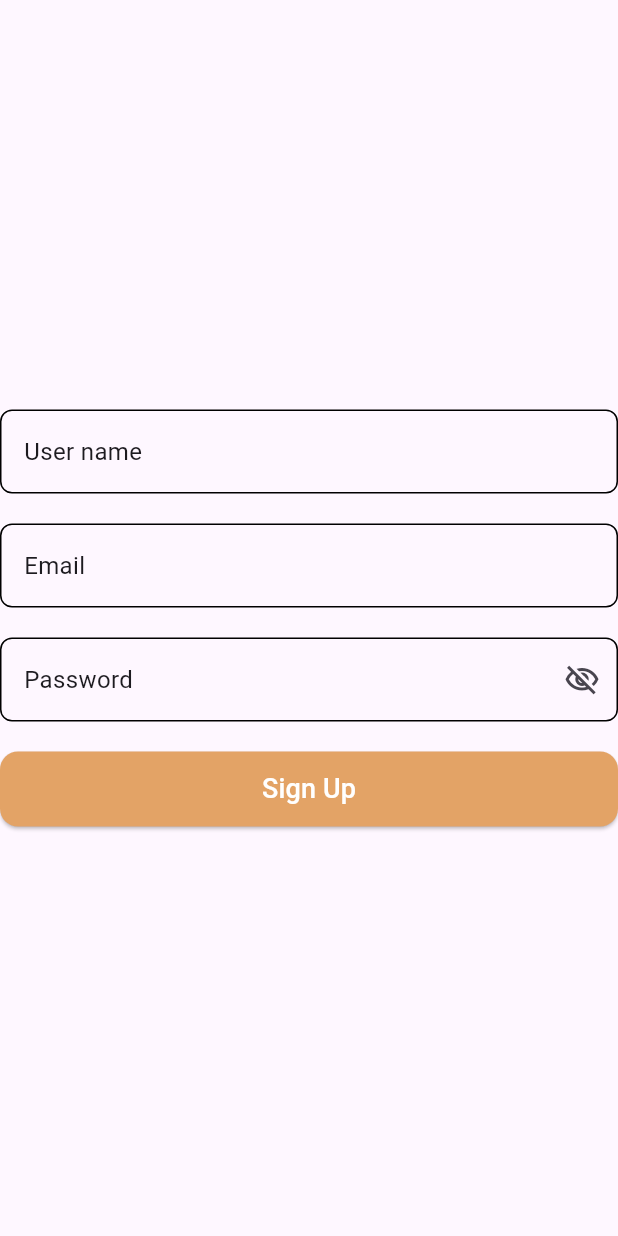
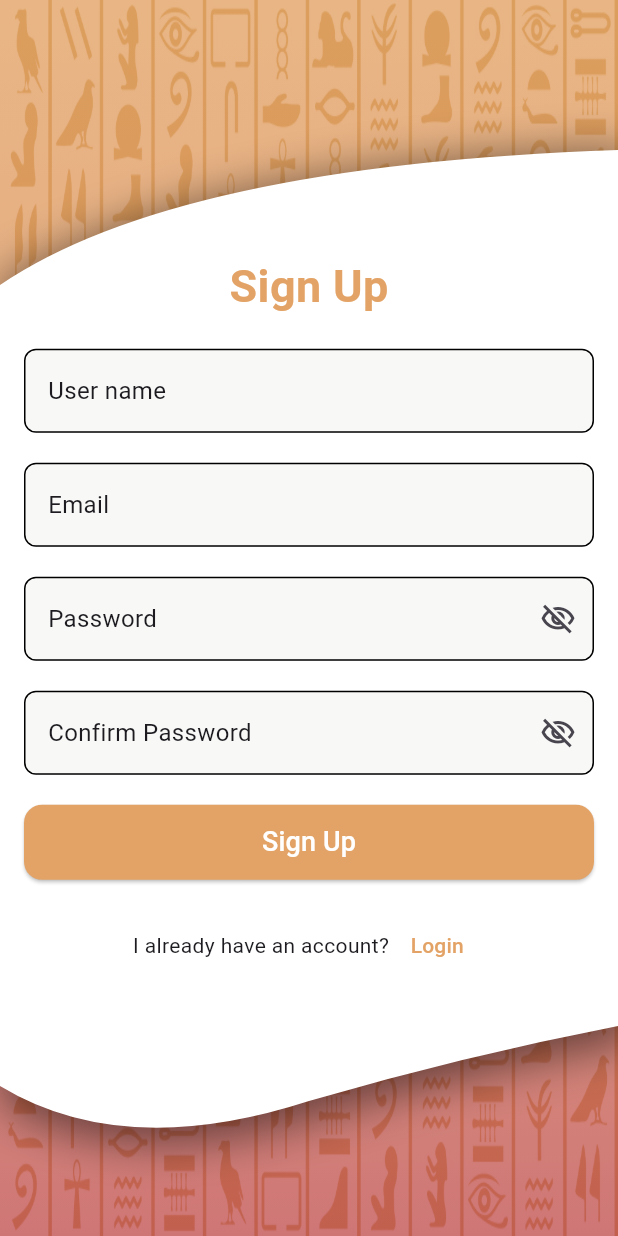
Before and after one commit to hebasalhien/explore-egypt, a Flutter app: the screen it shows after launch, after a tap on "Login", after a tap on "Sign up", on a phone screen of 412 x 824 dp. Run offline on Flutter 3.47's test engine with Material 3 defaults, Android fonts, the light colour scheme and no system bars; our stand-ins replace dio, flutter_bloc, flutter_secure_storage, pretty_dio_logger.

Commit message:
auth ui finished

```diff
--- /dev/null
+++ b/devtools_options.yaml
@@ -0,0 +1,3 @@
+description: This file stores settings for Dart & Flutter DevTools.
+documentation: https://docs.flutter.dev/tools/devtools/extensions#configure-extension-enablement-states
+extensions:
--- a/lib/utils/constants.dart
+++ b/lib/utils/constants.dart
@@ -5,7 +5,7 @@ class AppConstants {
   //colors
   static const Color kPrimaryColor = Color(0xFFE3A366);
   static const Color kPrimaryVariant = Color(0xFFDC9262);
-    static const Color kSecondary = Color(0xFFDC9262);
-
+  static const Color kSecondary = Color(0xFFC25454);
+  static const Color kErrorColor = Color(0xFFB00020);
   static const String bgImage = 'assets/images/bg.png';
 }
--- a/lib/utils/validators.dart
+++ b/lib/utils/validators.dart
@@ -25,7 +25,17 @@ class Validators {
     return null;
   }
 
-    static String? validateName(String? value) {
+  static String? validatePassConfirm(String? value, String Password) {
+    if (value == null || value.isEmpty) {
+      return 'Please confirm your password';
+    }
+    if (value != Password) {
+      return 'Passwords do not match';
+    }
+    return null;
+  }
+
+  static String? validateName(String? value) {
     if (value == null || value.isEmpty) {
       return 'Name is required';
     }
--- a/lib/views/auth/login_page.dart
+++ b/lib/views/auth/login_page.dart
@@ -24,10 +24,18 @@ class _LoginPageState extends State<LoginPage> {
   TextEditingController passController = TextEditingController();
 
   GlobalKey<FormState> formKey = GlobalKey();
+  @override
+  void dispose() {
+    super.dispose();
+    emailController.dispose();
+    passController.dispose();
+  }
 
   @override
   Widget build(BuildContext context) {
     return Scaffold(
+      backgroundColor: Colors.transparent,
+      resizeToAvoidBottomInset: false,
       body: BlocConsumer<AuthCubit, AuthState>(
         listener: (context, state) {
           if (state is AuthSuccess) {
@@ -46,14 +54,17 @@ class _LoginPageState extends State<LoginPage> {
             children: [
               BackGround(),
 
-              CustomWaveShape(
+              CustomWaveShape(),
+               SingleChildScrollView(
+                 child: Padding(
+                   padding: const EdgeInsets.symmetric(horizontal: 16),
                    child: Form(
                      key: formKey,
-                  child: Padding(
-                    padding: const EdgeInsets.symmetric(horizontal: 16),
+                     child: SizedBox(
+                      height: MediaQuery.sizeOf(context).height,
                        child: Column(
                           mainAxisAlignment: MainAxisAlignment.center,
-                      spacing: 40,
+                          spacing: 20,
                           children: [
                             Text(
                               'Login',
@@ -69,6 +80,22 @@ class _LoginPageState extends State<LoginPage> {
                               label: 'Email',
                             ),
                             CustomPasswordTextField(controller: passController),
+                            Row(
+                              mainAxisAlignment: MainAxisAlignment.end,
+
+                              children: [
+                                TextButton(
+                                  onPressed: () {},
+                                  child: Text(
+                                    'Forget Password?',
+                                    style: TextStyle(
+                                      fontSize: 14,
+                                      color: Colors.grey,
+                                    ),
+                                  ),
+                                ),
+                              ],
+                            ),
                             CustomButton(
                               onPressed: () async {
                                 if (formKey.currentState!.validate()) {
@@ -109,6 +136,7 @@ class _LoginPageState extends State<LoginPage> {
                      ),
                    ),
                  ),
+               ),
             ],
           );
         },
--- a/lib/views/auth/register_page.dart
+++ b/lib/views/auth/register_page.dart
@@ -1,8 +1,11 @@
+import 'package:explore_egypt/utils/constants.dart';
 import 'package:explore_egypt/utils/validators.dart';
 import 'package:explore_egypt/view_models/cubits/auth_cubit/auth_cubit.dart';
+import 'package:explore_egypt/views/widgets/background.dart';
 import 'package:explore_egypt/views/widgets/custom_button.dart';
 import 'package:explore_egypt/views/widgets/custom_password_text_field.dart';
 import 'package:explore_egypt/views/widgets/custom_text_field.dart';
+import 'package:explore_egypt/views/widgets/custom_wave_shape.dart';
 import 'package:flutter/material.dart';
 import 'package:flutter_bloc/flutter_bloc.dart';
 
@@ -17,12 +20,23 @@ class _RegisterPageState extends State<RegisterPage> {
   TextEditingController emailController = TextEditingController();
 
   TextEditingController passController = TextEditingController();
+  TextEditingController confirmPassController = TextEditingController();
   TextEditingController nameController = TextEditingController();
   GlobalKey<FormState> formKey = GlobalKey();
+  @override
+  void dispose() {
+    super.dispose();
+    emailController.dispose();
+    passController.dispose();
+    nameController.dispose();
+    confirmPassController.dispose();
+  }
 
   @override
   Widget build(BuildContext context) {
     return Scaffold(
+      resizeToAvoidBottomInset: false,
+      backgroundColor: Colors.transparent,
       body: BlocConsumer<AuthCubit, AuthState>(
         listener: (context, state) {
           if (state is AuthSuccess) {
@@ -36,12 +50,29 @@ class _RegisterPageState extends State<RegisterPage> {
           }
         },
         builder: (context, state) {
-          return Form(
+          return Stack(
+            children: [
+              BackGround(),
+              CustomWaveShape(),
+              SingleChildScrollView(
+                child: Padding(
+                  padding: const EdgeInsets.symmetric(horizontal: 16),
+                  child: Form(
                     key: formKey,
+                    child: SizedBox(
+                      height: MediaQuery.sizeOf(context).height,
                       child: Column(
                         mainAxisAlignment: MainAxisAlignment.center,
                         spacing: 20,
                         children: [
+                          Text(
+                            'Sign Up',
+                            style: TextStyle(
+                              fontSize: 30,
+                              color: AppConstants.kPrimaryColor,
+                              fontWeight: FontWeight.bold,
+                            ),
+                          ),
                           CustomTextField(
                             controller: nameController,
                             validator: Validators.validateName,
@@ -53,9 +84,17 @@ class _RegisterPageState extends State<RegisterPage> {
                             label: 'Email',
                           ),
 
+                          CustomPasswordTextField(controller: passController),
                           CustomPasswordTextField(
-                  controller: passController,
+                            controller: confirmPassController,
+                            validator: (value) =>
+                                Validators.validatePassConfirm(
+                                  value,
+                                  passController.text,
                                 ),
+                            label: 'Confirm Password',
+                          ),
+
                           CustomButton(
                             onPressed: () async {
                               if (formKey.currentState!.validate()) {
@@ -68,8 +107,31 @@ class _RegisterPageState extends State<RegisterPage> {
                             },
                             label: 'Sign Up',
                           ),
+
+                          Row(
+                            mainAxisAlignment: MainAxisAlignment.center,
+                            children: [
+                              Text('I already have an account?'),
+                              TextButton(
+                                onPressed: () {
+                                  Navigator.pop(context);
+                                },
+                                child: Text(
+                                  'Login',
+                                  style: TextStyle(
+                                    color: AppConstants.kPrimaryColor,
+                                  ),
+                                ),
+                              ),
                             ],
                           ),
+                        ],
+                      ),
+                    ),
+                  ),
+                ),
+              ),
+            ],
           );
         },
       ),
--- a/lib/views/widgets/background.dart
+++ b/lib/views/widgets/background.dart
@@ -1,4 +1,3 @@
-
 import 'package:explore_egypt/utils/constants.dart';
 import 'package:flutter/material.dart';
 
@@ -20,12 +19,13 @@ class BackGround extends StatelessWidget {
         ),
       ),
       child: Opacity(
-        opacity: 0.3,
+        opacity: 0.2,
         child: Image.asset(
           AppConstants.bgImage,
           fit: BoxFit.fill,
           colorBlendMode: BlendMode.multiply,
           height: double.infinity,
+          width: double.infinity,
         ),
       ),
     );
--- a/lib/views/widgets/custom_password_text_field.dart
+++ b/lib/views/widgets/custom_password_text_field.dart
@@ -4,7 +4,13 @@ import 'package:flutter/material.dart';
 
 class CustomPasswordTextField extends StatefulWidget {
   final TextEditingController controller;
-  const CustomPasswordTextField({super.key, required this.controller});
+  final String? Function(String?)? validator;
+  final String label;
+  const CustomPasswordTextField({
+    super.key,
+    required this.controller,
+    this.validator = Validators.passwordValidatore,
+    this.label = 'Password'});
 
   @override
   State<CustomPasswordTextField> createState() =>
@@ -17,8 +23,8 @@ class _CustomPasswordTextFieldState extends State<CustomPasswordTextField> {
   Widget build(BuildContext context) {
     return CustomTextField(
       controller: widget.controller,
-      validator: Validators.passwordValidatore,
-      label: 'Password',
+      validator: widget.validator,
+      label: widget.label,
       isObscure: _isObscure,
       sufixIcon: IconButton(
         onPressed: () {
@@ -26,7 +32,11 @@ class _CustomPasswordTextFieldState extends State<CustomPasswordTextField> {
             _isObscure = !_isObscure;
           });
         },
-        icon: Icon(_isObscure? Icons.visibility_off_outlined:Icons.visibility_outlined),
+        icon: Icon(
+          _isObscure
+              ? Icons.visibility_off_outlined
+              : Icons.visibility_outlined,
+        ),
       ),
     );
   }
--- a/lib/views/widgets/custom_text_field.dart
+++ b/lib/views/widgets/custom_text_field.dart
@@ -1,3 +1,4 @@
+import 'package:explore_egypt/utils/constants.dart';
 import 'package:flutter/material.dart';
 
 class CustomTextField extends StatelessWidget {
@@ -7,7 +8,7 @@ class CustomTextField extends StatelessWidget {
     this.isObscure = false,
     required this.validator,
     required this.label,
-    this.sufixIcon
+    this.sufixIcon,
   });
   final TextEditingController controller;
   final bool isObscure;
@@ -23,9 +24,18 @@ class CustomTextField extends StatelessWidget {
         enabledBorder: OutlineInputBorder(
           borderRadius: BorderRadius.circular(8),
         ),
+        focusedBorder: OutlineInputBorder(
+          borderRadius: BorderRadius.circular(8),
+          borderSide: BorderSide(color: AppConstants.kPrimaryVariant, width: 2),
+        ),
+        errorBorder: OutlineInputBorder(
+          borderRadius: BorderRadius.circular(8),
+          borderSide: BorderSide(color: AppConstants.kErrorColor, width: 2),
+        ),
         hint: Text(label, style: TextStyle(fontSize: 16)),
         suffixIcon: sufixIcon,
-        fillColor: Color(0XFF9E9E9E),
+        fillColor: Color(0XFFF8F9F7),
+        filled: true,
       ),
       validator: validator,
     );
--- a/lib/views/widgets/custom_wave_shape.dart
+++ b/lib/views/widgets/custom_wave_shape.dart
@@ -1,13 +1,11 @@
 import 'package:explore_egypt/views/widgets/helpers/wave_clipper.dart';
 import 'package:explore_egypt/views/widgets/helpers/custom_wave_border.dart';
-import 'package:explore_egypt/views/widgets/helpers/wave_clipper.dart';
 import 'package:flutter/material.dart';
 
 class CustomWaveShape extends StatelessWidget {
   const CustomWaveShape({
-    super.key, required this.child,
+    super.key,
   });
-final Widget child;
   @override
   Widget build(BuildContext context) {
     return Container(
@@ -26,7 +24,6 @@ final Widget child;
         child: Container(
           height: double.infinity,
           color: Colors.white,
-        child: child,
         ),
       ),
     );
```
Lines whose indentation alone changed are shown as unchanged.
